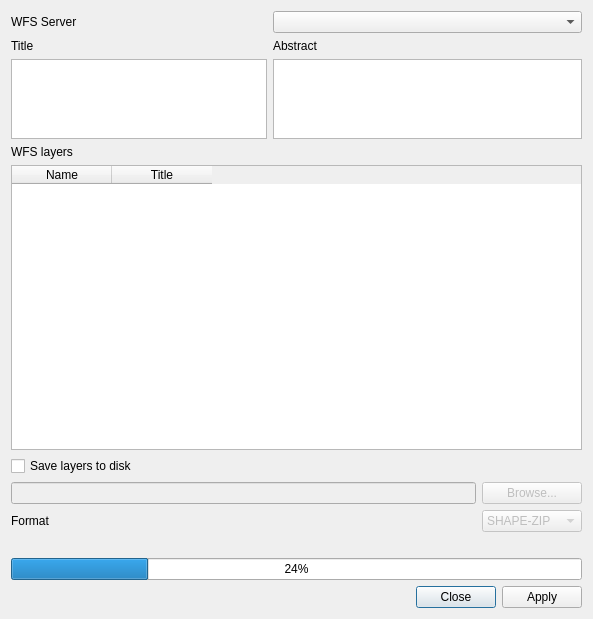
First picture: the form in forms/hcmgis_opendata_form.ui, repository thangqd/HCMGIS, before the edit.
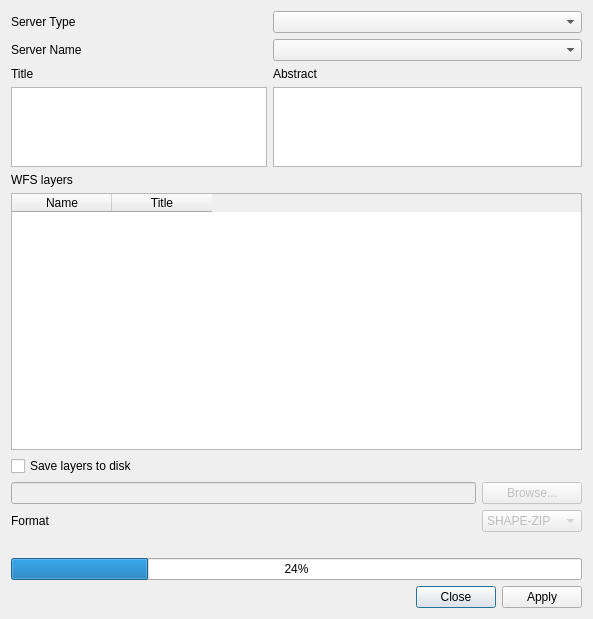
Second picture: the form after the edit.

What changed in the file:
```diff
--- a/forms/hcmgis_opendata_form.ui
+++ b/forms/hcmgis_opendata_form.ui
@@ -71,7 +71,7 @@
      <item row="13" column="0">
       <widget class="QLabel" name="label">
        <property name="text">
-        <string>WFS Server</string>
+        <string>Server Name</string>
        </property>
       </widget>
      </item>
@@ -276,6 +276,16 @@
        </property>
       </widget>
      </item>
+     <item row="0" column="0">
+      <widget class="QLabel" name="LblServerType">
+       <property name="text">
+        <string>Server Type</string>
+       </property>
+      </widget>
+     </item>
+     <item row="0" column="1" colspan="2">
+      <widget class="QComboBox" name="cboServerType"/>
+     </item>
     </layout>
    </item>
   </layout>
```
Left out of the diff: 2 changed lines with no effect on the pictures.
